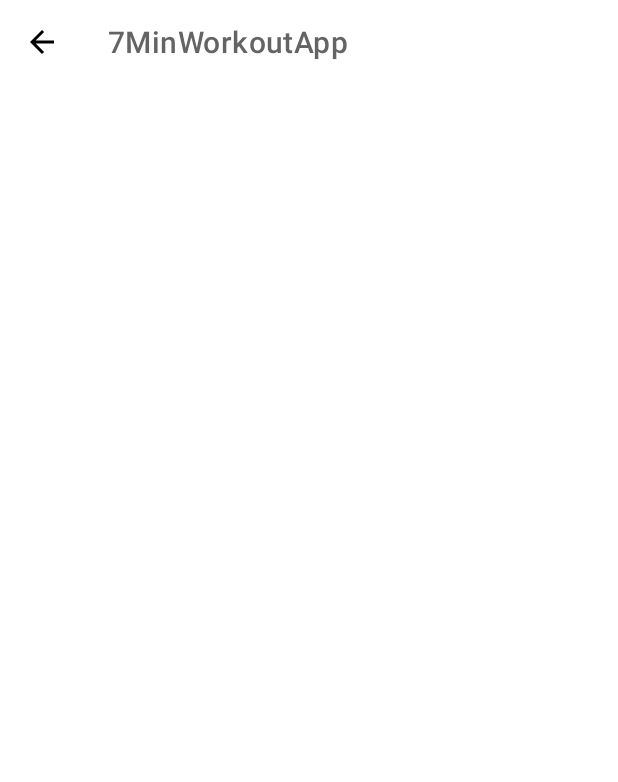
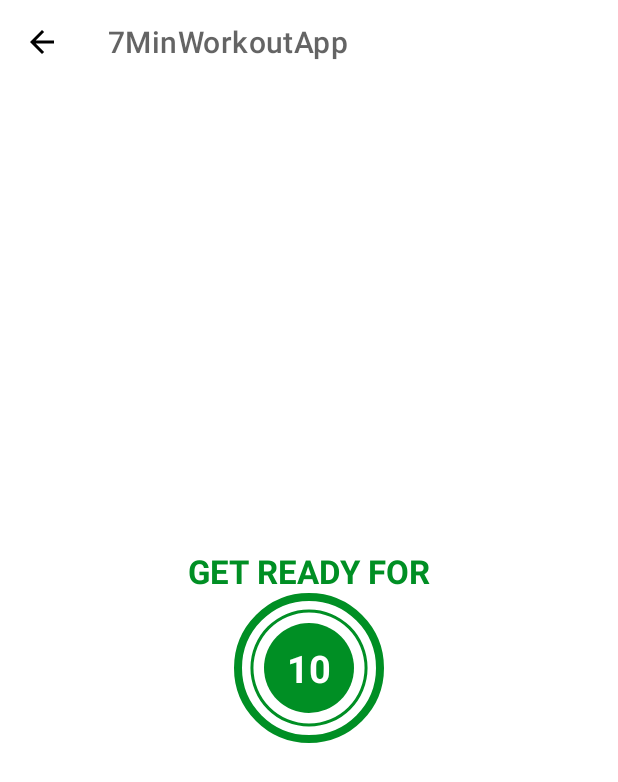
Before and after one commit to pranshu-45/7-Minute-Workout, an Android app: the ExerciseActivity screen opened directly, with no data from a screen before it, on a phone screen of 412 x 824 dp. Shown: the top 782 px of the screen. Run offline under Robolectric (Android 15) with nearby library versions, the phone set to English and light mode, and no system bars.

Commit message:
circular timer added

```diff
--- /dev/null
+++ b/app/src/main/res/drawable/circular_progress_bar.xml
@@ -0,0 +1,17 @@
+<?xml version="1.0" encoding="utf-8"?>
+<layer-list xmlns:android="http://schemas.android.com/apk/res/android">
+    <item>
+        <shape
+            android:shape="ring"
+            android:innerRadiusRatio="2.7"
+            android:thicknessRatio="50.0"
+            android:useLevel="true"
+            >
+
+            <solid android:color="@color/colorAccent"/>
+        </shape>
+
+    </item>
+</layer-list>
+
+<!-- TODO: change the inner thickness, see the changes, change gray drawable-->
--- /dev/null
+++ b/app/src/main/res/drawable/circular_progress_gray.xml
@@ -0,0 +1,14 @@
+<?xml version="1.0" encoding="utf-8"?>
+<layer-list xmlns:android="http://schemas.android.com/apk/res/android">
+    <item>
+        <shape
+            android:shape="ring"
+            android:innerRadiusRatio="2.7"
+            android:thicknessRatio="50.0"
+            android:useLevel="true"
+            >
+            <solid android:color="@color/lightGray"/>
+        </shape>
+
+    </item>
+</layer-list>
--- /dev/null
+++ b/app/src/main/res/drawable/item_circular_color_accent_background.xml
@@ -0,0 +1,5 @@
+<?xml version="1.0" encoding="utf-8"?>
+<shape xmlns:android="http://schemas.android.com/apk/res/android"
+    android:shape="oval">
+    <solid android:color="@color/colorAccent"/>
+</shape>
--- a/app/src/main/res/layout/activity_exercise.xml
+++ b/app/src/main/res/layout/activity_exercise.xml
@@ -1,5 +1,5 @@
 <?xml version="1.0" encoding="utf-8"?>
-<RelativeLayout xmlns:android="http://schemas.android.com/apk/res/android"
+<androidx.constraintlayout.widget.ConstraintLayout xmlns:android="http://schemas.android.com/apk/res/android"
     xmlns:app="http://schemas.android.com/apk/res-auto"
     xmlns:tools="http://schemas.android.com/tools"
     android:layout_width="match_parent"
@@ -12,7 +12,65 @@
         android:layout_height="?android:attr/actionBarSize"
         android:theme="@style/ToolbarTheme"
         android:background="@color/white"
-        app:titleTextColor="@color/colorPrimary"/>
+        app:titleTextColor="@color/colorPrimary"
+        app:layout_constraintTop_toTopOf="parent"/>
+
+    <TextView
+        android:id="@+id/tvTitle"
+        android:layout_width="wrap_content"
+        android:layout_height="wrap_content"
+        android:text="GET READY FOR"
+        android:textColor="@color/colorAccent"
+        android:textSize="22sp"
+        android:textStyle="bold"
+        app:layout_constraintStart_toStartOf="parent"
+        app:layout_constraintEnd_toEndOf="parent"
+        app:layout_constraintBottom_toTopOf="@id/flProgressBar"
+        />
+
+    <FrameLayout
+        android:id="@+id/flProgressBar"
+        android:layout_width="100dp"
+        android:layout_height="100dp"
+        android:layout_marginTop="10dp"
+        android:background="@drawable/item_circular_color_accent_border"
+        app:layout_constraintTop_toBottomOf="@id/toolbarExercise"
+        app:layout_constraintStart_toStartOf="parent"
+        app:layout_constraintEnd_toEndOf="parent"
+        app:layout_constraintBottom_toBottomOf="parent">
+
+        <ProgressBar
+            android:id="@+id/progressBar"
+            style="?android:attr/progressBarStyleHorizontal"
+            android:layout_width="100dp"
+            android:layout_height="100dp"
+            android:layout_gravity="center"
+            android:background="@drawable/circular_progress_gray"
+            android:progressDrawable="@drawable/circular_progress_bar"
+            android:indeterminate="false"
+            android:max="10"
+            android:progress="100"
+            android:rotation="-90"/>
+
+        <LinearLayout
+            android:layout_width="60dp"
+            android:layout_height="60dp"
+            android:layout_gravity="center"
+            android:background="@drawable/item_circular_color_accent_background"
+            android:gravity="center">
+
+            <TextView
+                android:id="@+id/tvTimer"
+                android:layout_width="wrap_content"
+                android:layout_height="wrap_content"
+                android:textColor="#FFFFFF"
+                android:textSize="25sp"
+                android:textStyle="bold"
+                android:text="10"/>
+
+        </LinearLayout>
+
+    </FrameLayout>
 
 
-</RelativeLayout>
+</androidx.constraintlayout.widget.ConstraintLayout>
```
